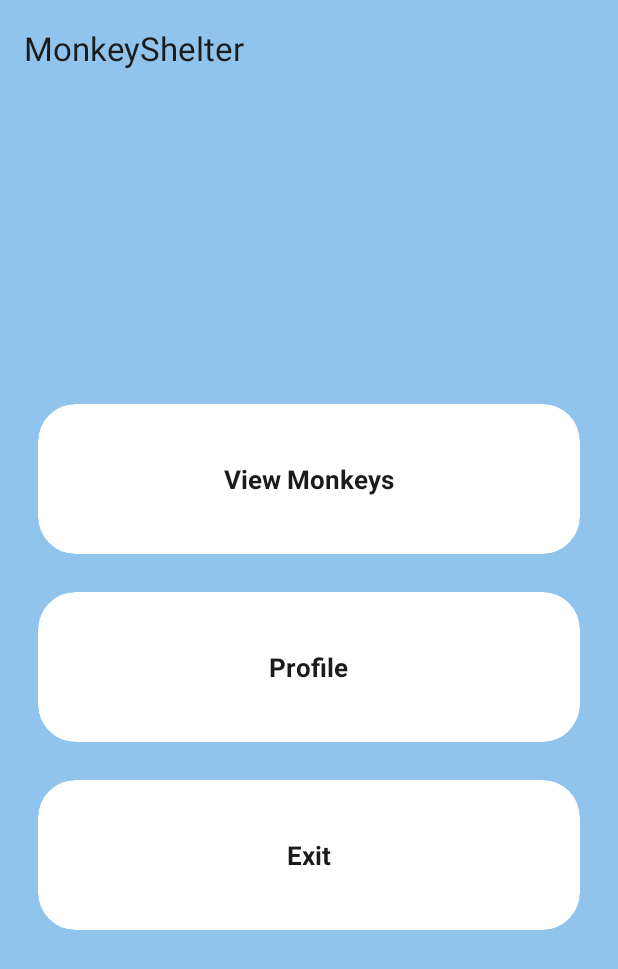
After one commit to gravity92041/MonkeyShelter, an Android app: the MenuActivity screen opened directly, with no data from a screen before it, on a phone screen of 412 x 824 dp. The commit adds this screen. Shown: the top 969 px of the screen. Run offline under Robolectric (Android 15) with nearby library versions, the phone set to English and light mode, and no system bars; 1 statement that could not run was skipped.

Commit message:
colorChange

```diff
--- a/app/src/main/AndroidManifest.xml
+++ b/app/src/main/AndroidManifest.xml
@@ -16,6 +16,9 @@
         android:theme="@style/Theme.AndroidSpringTestApp"
         tools:targetApi="31">
         <activity
+            android:name=".activities.MenuActivity"
+            android:exported="false" />
+        <activity
             android:name=".activities.SignUpActivity"
             android:exported="false" />
         <activity
--- a/app/src/main/java/com/example/androidspringtestapp/activities/LoginActivity.java
+++ b/app/src/main/java/com/example/androidspringtestapp/activities/LoginActivity.java
@@ -74,10 +74,11 @@ public class LoginActivity extends AppCompatActivity {
                                 tokenManager.saveToken(token);
                                 String role = decodeTokenAndRetrieveRole(token);
                                 Toast.makeText(LoginActivity.this,"Success", Toast.LENGTH_LONG).show();
-                                Intent intent1 = new Intent(LoginActivity.this, MainActivity.class);
+                                Intent intent1 = new Intent(LoginActivity.this, MenuActivity.class);
                                 intent1.putExtra("role",role);
                                 intent1.putExtra("username",username);
                                 startActivity(intent1);
+                                finish();
                             }
                             else {
                                 Log.i("Token","MISSING");
--- a/app/src/main/java/com/example/androidspringtestapp/activities/MainActivity.java
+++ b/app/src/main/java/com/example/androidspringtestapp/activities/MainActivity.java
@@ -33,10 +33,7 @@ public class MainActivity extends AppCompatActivity {
     @Override
     protected void onCreate(Bundle savedInstanceState) {
         super.onCreate(savedInstanceState);
-        Intent intent = getIntent();
-        String username = intent.getStringExtra("username").toString();
-        String role = intent.getStringExtra("role");
-        Log.i("role", role);
+
         setContentView(R.layout.activity_main);
 
         searchView = findViewById(R.id.searchView);
--- /dev/null
+++ b/app/src/main/java/com/example/androidspringtestapp/activities/MenuActivity.java
@@ -0,0 +1,55 @@
+package com.example.androidspringtestapp.activities;
+
+import android.annotation.SuppressLint;
+import android.content.Intent;
+import android.os.Bundle;
+import android.util.Log;
+import android.view.View;
+
+import androidx.activity.EdgeToEdge;
+import androidx.appcompat.app.AppCompatActivity;
+import androidx.core.graphics.Insets;
+import androidx.core.view.ViewCompat;
+import androidx.core.view.WindowInsetsCompat;
+
+import com.example.androidspringtestapp.R;
+import com.google.android.material.card.MaterialCardView;
+
+public class MenuActivity extends AppCompatActivity {
+    MaterialCardView logout,monkeyViewCard,profileCard,adminCard;
+    @SuppressLint("MissingInflatedId")
+    @Override
+    protected void onCreate(Bundle savedInstanceState) {
+        super.onCreate(savedInstanceState);
+        setContentView(R.layout.activity_menu);
+        logout = findViewById(R.id.logout);
+        adminCard = findViewById(R.id.adminViewCard);
+        monkeyViewCard = findViewById(R.id.monkeyViewCard);
+        profileCard = findViewById(R.id.profileCard);
+        Intent intent = getIntent();
+        String username = intent.getStringExtra("username");
+        String role = intent.getStringExtra("role");
+        Log.i("role", role);
+        if (role.equals("ROLE_ADMIN")||role.equals("ROLE_MAIN")){
+            adminCard.setVisibility(View.VISIBLE);
+        }
+        else {
+            adminCard.setVisibility(View.INVISIBLE);
+        }
+        monkeyViewCard.setOnClickListener(new View.OnClickListener() {
+            @Override
+            public void onClick(View v) {
+                Intent intent = new Intent(MenuActivity.this,MainActivity.class);
+                startActivity(intent);
+            }
+        });
+        logout.setOnClickListener(new View.OnClickListener() {
+            @Override
+            public void onClick(View v) {
+                Intent intent = new Intent(MenuActivity.this,LoginActivity.class);
+                startActivity(intent);
+                finish();
+            }
+        });
+    }
+}
--- a/app/src/main/java/com/example/androidspringtestapp/activities/SignUpActivity.java
+++ b/app/src/main/java/com/example/androidspringtestapp/activities/SignUpActivity.java
@@ -56,6 +56,7 @@ public class SignUpActivity extends AppCompatActivity {
                             Toast.makeText(SignUpActivity.this,"Success", Toast.LENGTH_LONG).show();
                             Intent intent1 = new Intent(SignUpActivity.this, LoginActivity.class);
                             startActivity(intent1);
+                            finish();
                         }
                     }
 
--- /dev/null
+++ b/app/src/main/res/drawable/bluevender_border.xml
@@ -0,0 +1,11 @@
+<?xml version="1.0" encoding="utf-8"?>
+<shape xmlns:android="http://schemas.android.com/apk/res/android"
+    android:shape="rectangle">
+    <stroke
+        android:width="2dp"
+        android:color="#0967B8"/>
+        <corners
+            android:radius="30dp"/>
+
+
+</shape>
--- a/app/src/main/res/drawable/ic_child.xml
+++ b/app/src/main/res/drawable/ic_child.xml
@@ -1,6 +1,6 @@
 <vector xmlns:android="http://schemas.android.com/apk/res/android"
 
-    android:height="24dp" android:tint="@color/lavender" android:viewportHeight="24" android:viewportWidth="24" android:width="24dp">
+    android:height="24dp" android:tint="@color/bluevenderLight" android:viewportHeight="24" android:viewportWidth="24" android:width="24dp">
 
     <path android:fillColor="@android:color/white" android:pathData="M14.5,10.5m-1.25,0a1.25,1.25 0,1 1,2.5 0a1.25,1.25 0,1 1,-2.5 0"/>
 
--- a/app/src/main/res/drawable/ic_name.xml
+++ b/app/src/main/res/drawable/ic_name.xml
@@ -1,4 +1,4 @@
-<vector android:height="24dp" android:tint="@color/lavender"
+<vector android:height="24dp" android:tint="@color/bluevenderLight"
     android:viewportHeight="24" android:viewportWidth="24"
     android:width="24dp" xmlns:android="http://schemas.android.com/apk/res/android">
     <path android:fillColor="@android:color/white" android:pathData="M12,12c2.21,0 4,-1.79 4,-4s-1.79,-4 -4,-4 -4,1.79 -4,4 1.79,4 4,4zM12,14c-2.67,0 -8,1.34 -8,4v2h16v-2c0,-2.66 -5.33,-4 -8,-4z"/>
--- a/app/src/main/res/drawable/ic_password.xml
+++ b/app/src/main/res/drawable/ic_password.xml
@@ -1,4 +1,4 @@
-<vector android:height="24dp" android:tint="@color/lavender"
+<vector android:height="24dp" android:tint="@color/bluevenderLight"
     android:viewportHeight="24" android:viewportWidth="24"
     android:width="24dp" xmlns:android="http://schemas.android.com/apk/res/android">
     <path android:fillColor="@android:color/white" android:pathData="M18,8h-1L17,6c0,-2.76 -2.24,-5 -5,-5S7,3.24 7,6v2L6,8c-1.1,0 -2,0.9 -2,2v10c0,1.1 0.9,2 2,2h12c1.1,0 2,-0.9 2,-2L20,10c0,-1.1 -0.9,-2 -2,-2zM12,17c-1.1,0 -2,-0.9 -2,-2s0.9,-2 2,-2 2,0.9 2,2 -0.9,2 -2,2zM15.1,8L8.9,8L8.9,6c0,-1.71 1.39,-3.1 3.1,-3.1 1.71,0 3.1,1.39 3.1,3.1v2z"/>
--- a/app/src/main/res/drawable/ic_username.xml
+++ b/app/src/main/res/drawable/ic_username.xml
@@ -1,4 +1,4 @@
-<vector android:height="24dp" android:tint="@color/lavender"
+<vector android:height="24dp" android:tint="@color/bluevenderLight"
     android:viewportHeight="24" android:viewportWidth="24"
     android:width="24dp" xmlns:android="http://schemas.android.com/apk/res/android">
     <path android:fillColor="@android:color/white" android:pathData="M12,2c-4.97,0 -9,4.03 -9,9 0,4.17 2.84,7.67 6.69,8.69L12,22l2.31,-2.31C18.16,18.67 21,15.17 21,11c0,-4.97 -4.03,-9 -9,-9zM12,4c1.66,0 3,1.34 3,3s-1.34,3 -3,3 -3,-1.34 -3,-3 1.34,-3 3,-3zM12,18.3c-2.5,0 -4.71,-1.28 -6,-3.22 0.03,-1.99 4,-3.08 6,-3.08 1.99,0 5.97,1.09 6,3.08 -1.29,1.94 -3.5,3.22 -6,3.22z"/>
--- a/app/src/main/res/layout/activity_login.xml
+++ b/app/src/main/res/layout/activity_login.xml
@@ -6,7 +6,7 @@
     android:layout_height="match_parent"
     android:orientation="vertical"
     android:gravity="center"
-    android:background="@drawable/background"
+    android:background="@drawable/backgroundblue"
     tools:context=".activities.LoginActivity">
 
     <androidx.cardview.widget.CardView
@@ -22,7 +22,7 @@
             android:orientation="vertical"
             android:layout_gravity="center_horizontal"
             android:padding="24dp"
-            android:background="@drawable/lavender_border">
+            android:background="@drawable/bluevender_border">
 
             <TextView
                 android:layout_width="match_parent"
@@ -31,14 +31,14 @@
                 android:textSize="36sp"
                 android:textAlignment="center"
                 android:textStyle="bold"
-                android:textColor="@color/lavender"/>
+                android:textColor="@color/bluevenderLight"/>
 
 
             <EditText
                 android:layout_width="match_parent"
                 android:layout_height="50dp"
                 android:id="@+id/login_username"
-                android:background="@drawable/lavender_border"
+                android:background="@drawable/bluevender_border"
                 android:layout_marginTop="40dp"
                 android:drawableLeft="@drawable/ic_username"
                 android:padding="8dp"
@@ -51,21 +51,24 @@
                 android:layout_height="50dp"
                 android:id="@+id/login_password"
                 android:inputType="textPassword"
-                android:background="@drawable/lavender_border"
+                android:background="@drawable/bluevender_border"
                 android:layout_marginTop="40dp"
                 android:drawableLeft="@drawable/ic_password"
                 android:padding="8dp"
                 android:drawablePadding="8dp"
                 android:hint="Пароль"
                 android:textColor="@color/black"/>
+
             <Button
                 android:layout_width="match_parent"
                 android:layout_height="60dp"
                 android:text="Войти"
+                android:backgroundTint="@color/bluevenderLight"
                 android:id="@+id/login_button"
                 android:textSize="18sp"
                 android:layout_marginTop="30dp"
                 app:cornerRadius = "20dp" />
+
             <TextView
                 android:layout_width="wrap_content"
                 android:layout_height="wrap_content"
@@ -75,7 +78,7 @@
                 android:padding="8dp"
                 android:layout_marginTop="10dp"
                 android:textSize="18sp"
-                android:textColor="@color/lavender"/>
+                android:textColor="@color/bluevenderLight"/>
 
 
         </LinearLayout>
--- /dev/null
+++ b/app/src/main/res/layout/activity_menu.xml
@@ -0,0 +1,145 @@
+<?xml version="1.0" encoding="utf-8"?>
+<androidx.coordinatorlayout.widget.CoordinatorLayout xmlns:android="http://schemas.android.com/apk/res/android"
+    xmlns:app="http://schemas.android.com/apk/res-auto"
+    xmlns:tools="http://schemas.android.com/tools"
+    android:id="@+id/main"
+    android:layout_width="match_parent"
+    android:layout_height="match_parent"
+    android:background="@color/background"
+    tools:context=".activities.MenuActivity">
+
+    <com.google.android.material.appbar.AppBarLayout
+        android:id="@+id/appbarLayout"
+        app:statusBarForeground="@color/background"
+        android:background="@color/background"
+        android:fitsSystemWindows="true"
+
+        android:layout_width="match_parent"
+        android:layout_height="wrap_content">
+        <com.google.android.material.appbar.MaterialToolbar
+            android:id="@+id/toolbar"
+            android:elevation="0dp"
+            app:titleTextColor="@color/text_color"
+            app:title="@string/app_name"
+            android:layout_width="match_parent"
+            android:layout_height="?attr/actionBarSize"/>
+    </com.google.android.material.appbar.AppBarLayout>
+
+    <androidx.core.widget.NestedScrollView
+        app:layout_behavior="@string/appbar_scrolling_view_behavior"
+        android:layout_width="match_parent"
+        android:layout_height="match_parent">
+        <LinearLayout
+            android:orientation="vertical"
+            android:layout_width="match_parent"
+            android:layout_height="wrap_content">
+            <com.google.android.material.card.MaterialCardView
+                android:id="@+id/adminViewCard"
+                app:cardBackgroundColor="@color/card_background"
+                app:strokeWidth="0dp"
+                android:layout_marginEnd="25dp"
+                android:layout_marginStart="25dp"
+                android:layout_marginTop="75dp"
+                app:cardCornerRadius="25dp"
+                android:layout_width="match_parent"
+                android:layout_height="wrap_content">
+                <LinearLayout
+                    android:orientation="vertical"
+                    android:gravity="center"
+                    android:layout_width="match_parent"
+                    android:layout_height="100dp">
+                    <TextView
+                        android:textStyle="bold"
+                        android:textColor="@color/text_color"
+                        android:textSize="17sp"
+                        android:text="AdminPanel"
+                        android:layout_width="wrap_content"
+                        android:layout_height="wrap_content"/>
+
+                </LinearLayout>
+
+            </com.google.android.material.card.MaterialCardView>
+            <com.google.android.material.card.MaterialCardView
+                android:id="@+id/monkeyViewCard"
+                app:cardBackgroundColor="@color/card_background"
+                app:strokeWidth="0dp"
+                android:layout_marginEnd="25dp"
+                android:layout_marginStart="25dp"
+                android:layout_marginTop="30dp"
+                app:cardCornerRadius="25dp"
+                android:layout_width="match_parent"
+                android:layout_height="wrap_content">
+                <LinearLayout
+                    android:orientation="vertical"
+                    android:gravity="center"
+                    android:layout_width="match_parent"
+                    android:layout_height="100dp">
+                    <TextView
+                        android:textStyle="bold"
+                        android:textColor="@color/text_color"
+                        android:textSize="17sp"
+                        android:text="View Monkeys"
+                        android:layout_width="wrap_content"
+                        android:layout_height="wrap_content"/>
+
+                </LinearLayout>
+
+            </com.google.android.material.card.MaterialCardView>
+            <com.google.android.material.card.MaterialCardView
+                android:id="@+id/profileCard"
+                app:cardBackgroundColor="@color/card_background"
+                app:strokeWidth="0dp"
+                android:layout_marginEnd="25dp"
+                android:layout_marginStart="25dp"
+                android:layout_marginTop="25dp"
+                app:cardCornerRadius="25dp"
+                android:layout_width="match_parent"
+                android:layout_height="wrap_content">
+                <LinearLayout
+                    android:orientation="vertical"
+                    android:gravity="center"
+                    android:layout_width="match_parent"
+                    android:layout_height="100dp">
+                    <TextView
+                        android:textStyle="bold"
+                        android:textColor="@color/text_color"
+                        android:textSize="17sp"
+                        android:text="Profile"
+                        android:layout_width="wrap_content"
+                        android:layout_height="wrap_content"/>
+
+                </LinearLayout>
+
+            </com.google.android.material.card.MaterialCardView>
+            <com.google.android.material.card.MaterialCardView
+                android:id="@+id/logout"
+                app:cardBackgroundColor="@color/card_background"
+                app:strokeWidth="0dp"
+                android:layout_marginEnd="25dp"
+                android:layout_marginStart="25dp"
+                android:layout_marginTop="25dp"
+                app:cardCornerRadius="25dp"
+                android:layout_width="match_parent"
+                android:layout_height="wrap_content">
+                <LinearLayout
+                    android:orientation="vertical"
+                    android:gravity="center"
+                    android:layout_width="match_parent"
+                    android:layout_height="100dp">
+                    <TextView
+                        android:textStyle="bold"
+                        android:textColor="@color/text_color"
+                        android:textSize="17sp"
+                        android:text="Exit"
+                        android:layout_width="wrap_content"
+                        android:layout_height="wrap_content"/>
+
+                </LinearLayout>
+
+            </com.google.android.material.card.MaterialCardView>
+        </LinearLayout>
+    </androidx.core.widget.NestedScrollView>
+
+
+
+</androidx.coordinatorlayout.widget.CoordinatorLayout>
--- a/app/src/main/res/layout/activity_sign_up.xml
+++ b/app/src/main/res/layout/activity_sign_up.xml
@@ -6,7 +6,7 @@
     android:layout_height="match_parent"
     android:orientation="vertical"
     android:gravity="center"
-    android:background="@drawable/background"
+    android:background="@drawable/backgroundblue"
     tools:context=".activities.SignUpActivity">
 
 
@@ -32,7 +32,7 @@
                 android:textSize="36sp"
                 android:textAlignment="center"
                 android:textStyle="bold"
-                android:textColor="@color/lavender"/>
+                android:textColor="@color/bluevenderLight"/>
 
 
             <EditText
@@ -75,6 +75,7 @@
                 android:layout_width="match_parent"
                 android:layout_height="60dp"
                 android:text="Зарегестрироваться"
+                android:backgroundTint="@color/bluevenderLight"
                 android:id="@+id/signup_button"
                 android:textSize="18sp"
                 android:layout_marginTop="30dp"
@@ -88,7 +89,7 @@
                 android:padding="8dp"
                 android:layout_marginTop="10dp"
                 android:textSize="18sp"
-                android:textColor="@color/lavender"/>
+                android:textColor="@color/bluevenderLight"/>
 
 
         </LinearLayout>
--- a/app/src/main/res/values/colors.xml
+++ b/app/src/main/res/values/colors.xml
@@ -5,4 +5,10 @@
     <color name="background">#91C4ED</color>
     <color name="main">#BFDEF6</color>
     <color name="lavender">#8692f7</color>
+    <color name="card_background">#ffff</color>
+    <color name="text_color">#1b1b1b</color>
+    <color name="text_secondary_color">#44464e</color>
+    <color name="bluevenderDark">#1A237E</color>
+    <color name="bluevenderLight">#35C1CE</color>
+    <color name="bluevenderMedium">#4958DA</color>
 </resources>
--- a/app/src/main/res/values/themes.xml
+++ b/app/src/main/res/values/themes.xml
@@ -5,5 +5,7 @@
         <!-- <item name="colorPrimary">@color/my_light_primary</item> -->
     </style>
 
-    <style name="Theme.AndroidSpringTestApp" parent="Base.Theme.AndroidSpringTestApp" />
+    <style name="Theme.AndroidSpringTestApp" parent="Base.Theme.AndroidSpringTestApp">
+        <item name="colorPrimary">@color/bluevenderMedium</item>
+    </style>
 </resources>
```
Also changed, not shown: app/src/main/res/drawable/backgroundblue.png (added).
